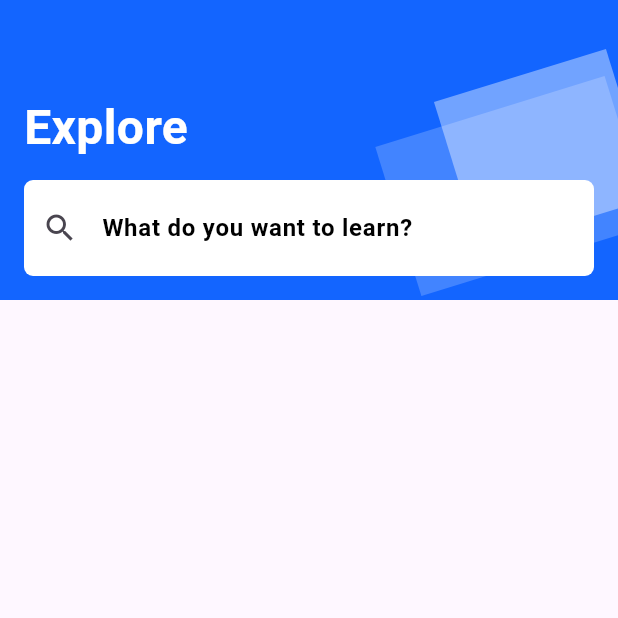
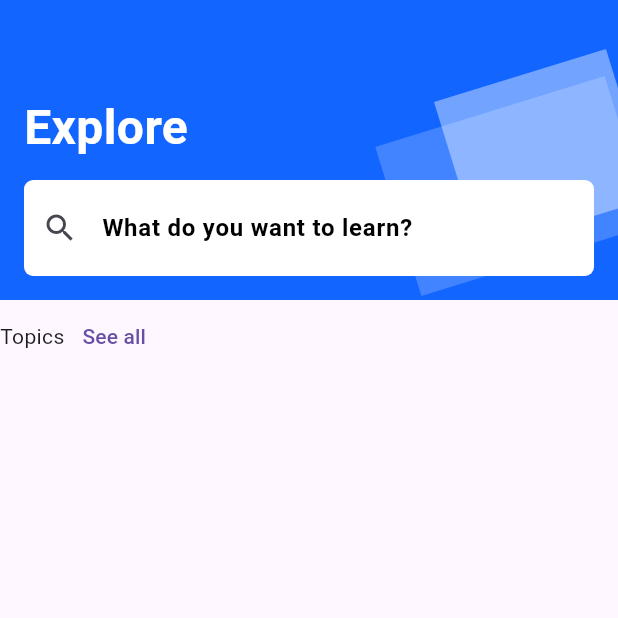
Before and after one commit to JAICHANGPARK/flutter_notebook_chapter_43, a Flutter app: the ELearningHomePage screen opened directly, on a phone screen of 412 x 824 dp, the top half of it. Run offline on Flutter 3.47's test engine with Material 3 defaults, Android fonts, the phone set to English and light mode, and no system bars.

Commit message:
Update e_learning_home_page.dart

```diff
--- a/lib/ep2151_e_learning_app/views/e_learning_home_page.dart
+++ b/lib/ep2151_e_learning_app/views/e_learning_home_page.dart
@@ -96,6 +96,17 @@ class _ELearningHomePageState extends State<ELearningHomePage> {
               ],
             ),
           ),
+          Row(
+            children: [
+              Text("Topics"),
+              TextButton(
+                onPressed: () {},
+                child: Text(
+                  "See all",
+                ),
+              )
+            ],
+          )
         ],
       ),
       bottomNavigationBar: SizedBox(
```
